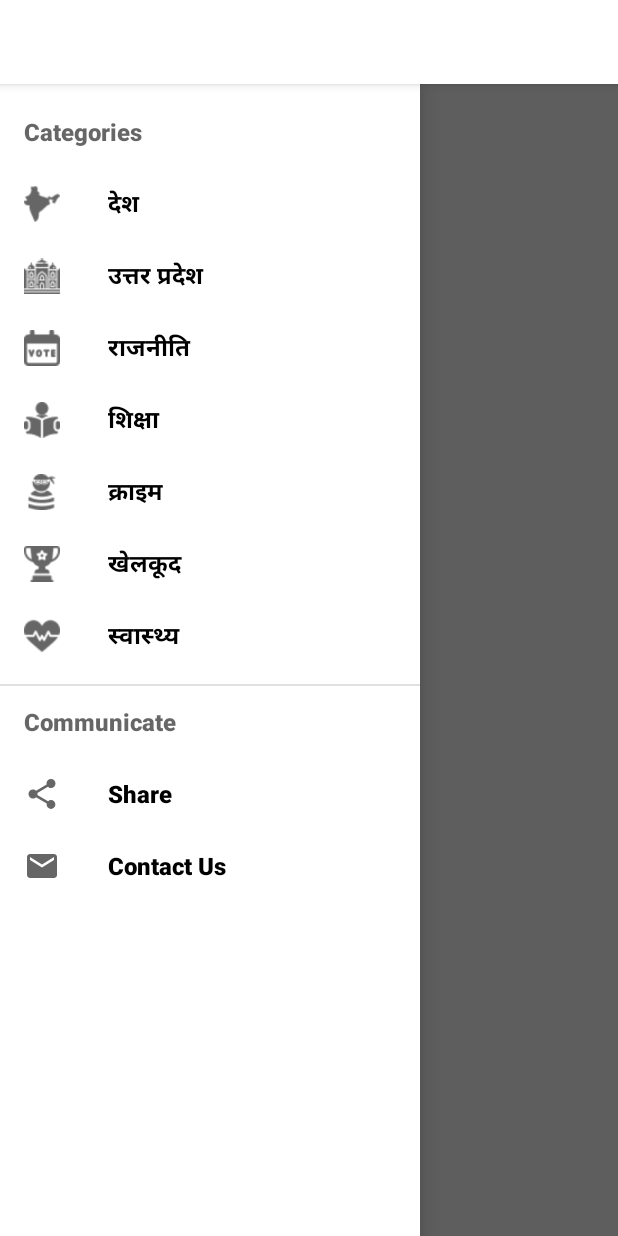
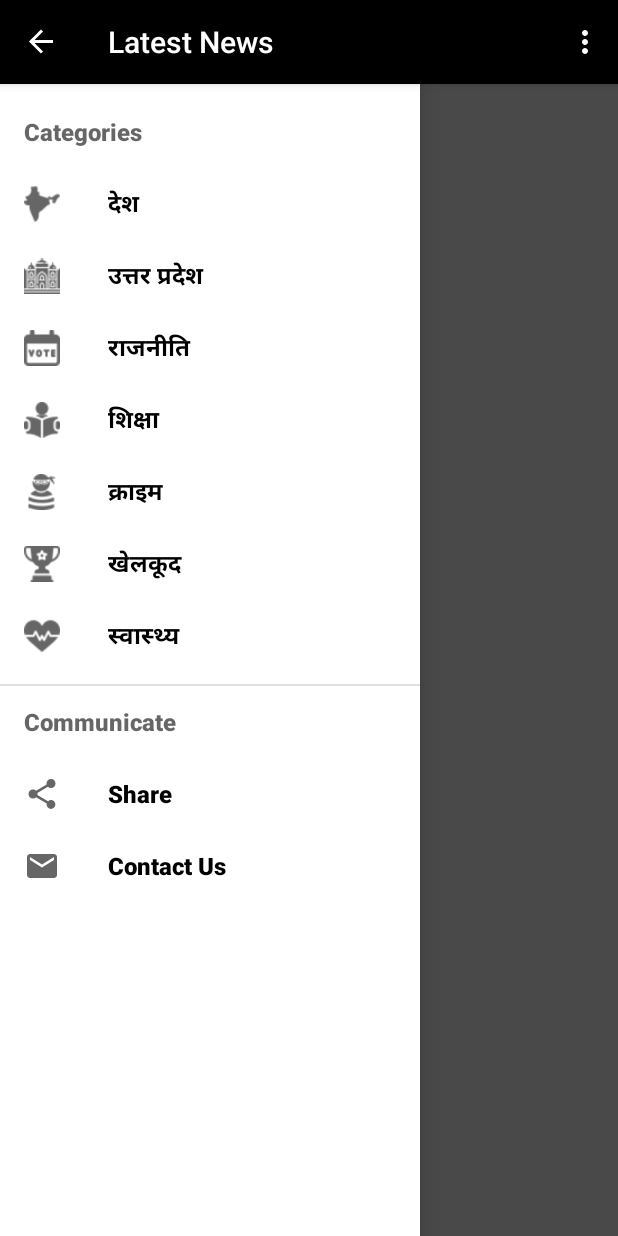
Before and after one commit to VSSquare2020/HardoiNews, an Android app: the screen it shows after launch (MainActivity), with the side drawer open, on a phone screen of 412 x 824 dp. Run offline under Robolectric (Android 15) with nearby library versions, the phone set to English and light mode, and no system bars.

Commit message:
New Changes

```diff
--- a/app/src/main/java/com/vssquare/hardoinews/MainActivity.java
+++ b/app/src/main/java/com/vssquare/hardoinews/MainActivity.java
@@ -113,7 +113,6 @@ public class MainActivity extends AppCompatActivity implements NavigationView.On
     }
 
     public void getRetrofit(){
-
         Retrofit retrofit = new Retrofit.Builder()
                 .baseUrl(baseURL)
                 .addConverterFactory(GsonConverterFactory.create())
--- a/app/src/main/res/values/colors.xml
+++ b/app/src/main/res/values/colors.xml
@@ -1,11 +1,13 @@
 <?xml version="1.0" encoding="utf-8"?>
 <resources>
-    <color name="colorPrimary">#FFFFFF</color>
-    <color name="colorPrimaryDark">#B3B3B3</color>
-    <color name="colorAccent">#5C5C5C</color>
+    <color name="colorPrimary">#000000</color>
+    <color name="colorPrimaryDark">#131313</color>
+    <color name="colorAccent">#272727</color>
     <color name="color">#D5D5D5</color>
-    <color name="Main_Back">#ECECEC</color>
-    <color name="card_color">#5C5C5C</color>
+    <color name="Main_Back">#B8B8B8</color>
+    <color name="card_color">#FFFFFF</color>
     <color name="navigation_back">#FFFFFF</color>
 
+    <color name="white">#FFFFFF</color>
+
 </resources>
```
Also changed, not shown: app/build.gradle (+6 -6 lines), app/src/main/res/layout/postdetails.xml (+7 -0 lines), 1 other file.
